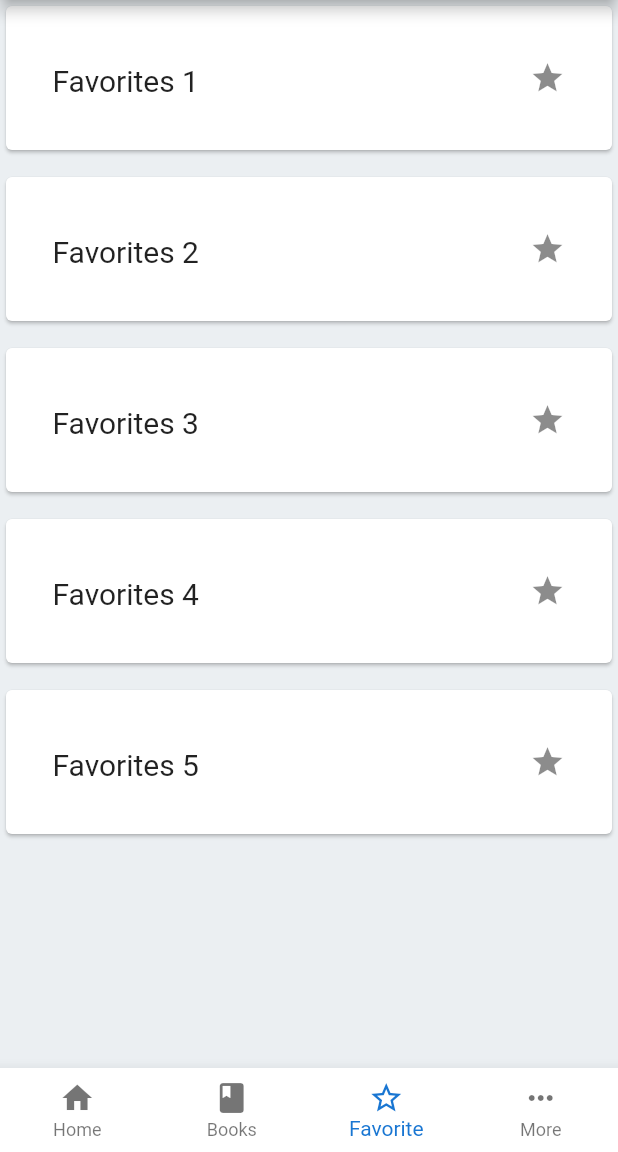
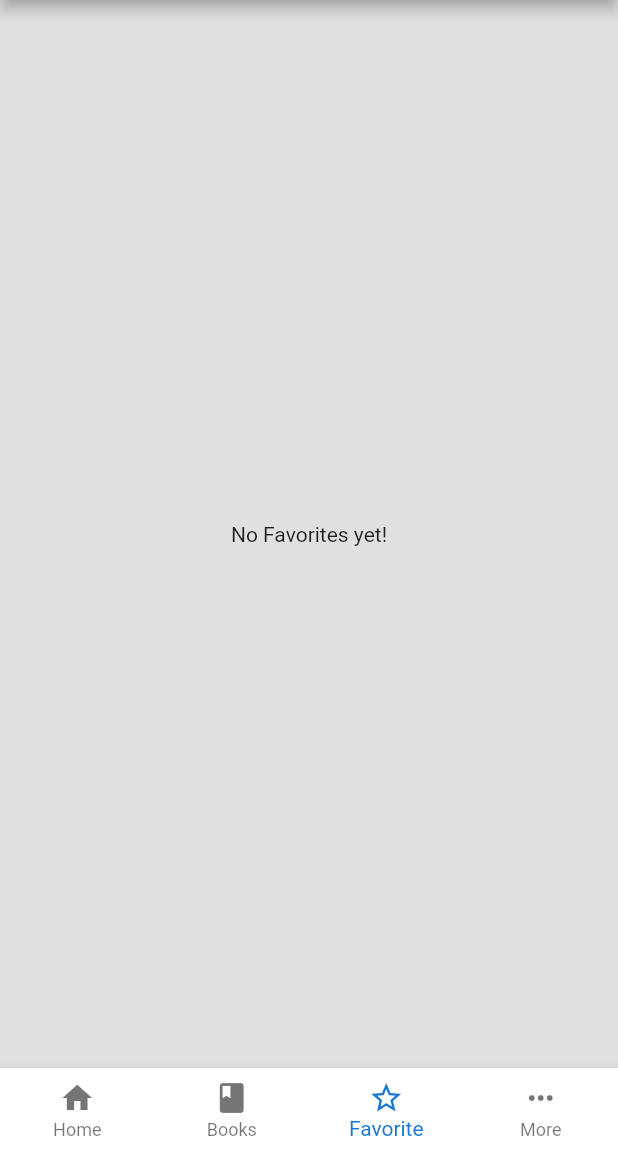
Before and after one commit to YemaneZewdu/psalmody_app, a Flutter app: the screen it shows after launch, swiped to page 3, on a phone screen of 412 x 824 dp, the part 84-1236 px from its top. Run offline on Flutter 3.47's test engine with Material 2 defaults, Android fonts, the phone set to English and light mode, and no system bars; our stand-ins replace cached_network_image, connectivity, shared_preferences, sqflite; missing offline and left inert: flutter_webview_plugin; accounts and stored records are empty.

Commit message:
-Changed Shared Preferences to SQLite for tracking user's favorites -Implemented Database Helper class with all the necessary methods -Created a model class for Favorites

```diff
--- /dev/null
+++ b/lib/models/favorites.dart
@@ -0,0 +1,44 @@
+class Favorites {
+  int id;
+  String misbakChapters;
+  String mezmurName;
+  int weekIndex;
+  String misbakLine1;
+  String misbakLine2;
+  String misbakLine3;
+
+  Favorites(
+      {this.id,
+      this.misbakChapters,
+      this.mezmurName,
+      this.weekIndex,
+      this.misbakLine1,
+      this.misbakLine2,
+      this.misbakLine3});
+
+  // changes Favorites object to map
+  Map<String, dynamic> toMap() {
+    // used for assigning the incoming values
+    var map = <String, dynamic>{
+      'id': id,
+      'misbakChapters': misbakChapters,
+      "mezmurName": mezmurName,
+      "weekIndex": weekIndex,
+      "misbakLine1": misbakLine1,
+      "misbakLine2": misbakLine2,
+      "misbakLine3": misbakLine3
+    };
+    return map;
+  }
+
+  // extract the Id and the data from the map
+  Favorites.fromMap(Map<String, dynamic> map) {
+    id = map["id"];
+    misbakChapters = map["misbakChapters"];
+    mezmurName = map["mezmurName"];
+    weekIndex = map["weekIndex"];
+    misbakLine1 = map["misbakLine1"];
+    misbakLine2 = map["misbakLine2"];
+    misbakLine3 = map["misbakLine3"];
+  }
+}
--- a/lib/view/books_list_screen.dart
+++ b/lib/view/books_list_screen.dart
@@ -1,7 +1,7 @@
 import 'package:flutter/material.dart';
 import 'package:flutter_webview_plugin/flutter_webview_plugin.dart';
 import 'package:connectivity/connectivity.dart';
-import 'package:url_launcher/url_launcher.dart';
+
 
 class BooksListScreen extends StatelessWidget {
   final _books = [
--- a/lib/view/favorites_list_screen.dart
+++ b/lib/view/favorites_list_screen.dart
@@ -1,4 +1,10 @@
 import 'package:flutter/material.dart';
+import 'package:psalmody/models/mezmur.dart';
+import 'package:psalmody/sqflite/database_helper.dart';
+import 'package:shared_preferences/shared_preferences.dart';
+import 'package:psalmody/models/favorites.dart';
+
+import 'audio_player_screen.dart';
 
 class FavoritesListScreen extends StatefulWidget {
   @override
@@ -6,42 +12,101 @@ class FavoritesListScreen extends StatefulWidget {
 }
 
 class _FavoritesListScreenState extends State<FavoritesListScreen> {
-  List<String> _favorites = [
-    "Favorites 1",
-    "Favorites 2",
-    "Favorites 3",
-    "Favorites 4",
-    "Favorites 5"
-  ];
+  // set for storing keys
+  Set<String> favs = new Set<String>();
+  Mezmur mezmurData;
+  Map<String, String> favList = new Map<String, String>();
+  Future<List<Favorites>> favoritesList;
+  int currentFavId;
+  final databaseHelper = DatabaseHelper.instance;
+
+  @override
+  void initState() {
+    super.initState();
+  }
+
+  // get the favorites list
+  getFavListFromDatabase() {
+    setState(() {
+      favoritesList = databaseHelper.getFavorites();
+    });
+  }
+
+  Future<void> loadPrefs({int index}) async {
+    SharedPreferences preferences = await SharedPreferences.getInstance();
+    favs = preferences.getKeys();
+    favList = preferences.get(favs.elementAt(index));
+  }
+
+  int getFavKeysLength() => favs.length;
+
+  futureWidget(BuildContext context) =>
+      FutureBuilder(
+        future: favoritesList,
+        builder: (context, AsyncSnapshot snapshot) {
+          if (snapshot.connectionState == ConnectionState.done) {
+            if (snapshot.hasData) {
+             // getDataFromSnapshot(snapshot.data);
+              return ListView.builder(
+                physics: BouncingScrollPhysics(),
+                padding: const EdgeInsets.fromLTRB(5.0, 10.0, 5.0, 10.0),
+                itemCount: snapshot.data.length,
+                itemBuilder: (BuildContext context, int index) {
+                  return new GestureDetector(
+                      onTap: () =>
+                          Navigator.push(
+                            context,
+                            MaterialPageRoute(
+                              builder: (context) =>
+                                  AudioPlayerScreen(
+                                    mezmurData: mezmurData,
+                                    weekIndex: index,
+                                  ),
+                            ),
+                          ),
+                      child: displayFavorites(snapshot.data)
+                  );
+                },
+              );
+            }
+          }
+          if (null == snapshot.data || snapshot.data.length == 0) {
+            return Container(
+              child: Center(
+                child: Text("No Favorites yet!"),
+              ),
+            );
+          }
+          return Container(
+            child: Center(
+              child: Text("Loading Favorites..."),
+            ),
+          );
+        },
+      );
+
+  Widget displayFavorites(AsyncSnapshot snapshot) {
+    return Card(
+      color: Colors.white,
+      child: Padding(
+        padding: EdgeInsets.symmetric(
+          // text padding
+          vertical: 15.0,
+          horizontal: 10.0,
+        ),
+        child: Column(
+          crossAxisAlignment: CrossAxisAlignment.stretch,
+          children: <Widget>[Text(snapshot.data.toString())],
+        ),
+      ),
+    );
+  }
 
   @override
   Widget build(BuildContext context) {
     return Scaffold(
-        backgroundColor: Color(0xffEBEFF2),
-        body: new ListView.builder(
-          itemCount: _favorites.length,
-          itemBuilder: (BuildContext context, int index) {
-            return Padding(
-              padding: EdgeInsets.only(bottom: 10.0),
-              child: Card(
-                color: Colors.white,
-                child: Padding(
-                  padding:
-                      EdgeInsets.symmetric(vertical: 20.0, horizontal: 15.0),
-                  child: ListTile(
-                    title: Text(
-                      _favorites[index],
-                      style: TextStyle(
-                        fontSize: 20.0,
-                        height: 1.6,
-                      ),
-                    ),
-                    trailing: Icon(Icons.star),
-                  ),
-                ),
-              ),
-            );
-          },
-        ));
+      backgroundColor: Colors.grey[300],
+      body: futureWidget(context)
+    );
   }
 }
```
Also changed, not shown: assets/mezmurs.json (+14 -27 lines), lib/sqflite/database_helper.dart (added, +135 -0 lines), lib/view/audio_player_screen.dart (+47 -38 lines), pubspec.yaml (+4 -3 lines), pubspec.lock, 1 other file.
